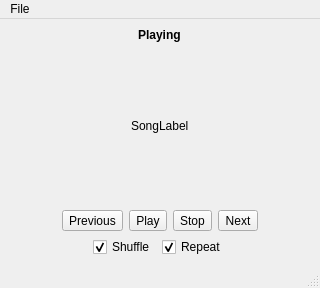
First picture: the form in design.ui, repository praetorg/pycli-music-player, before the edit.
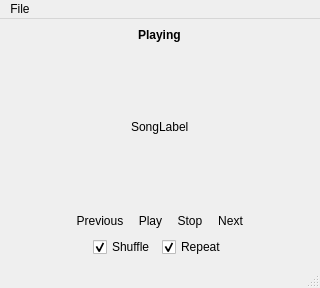
Second picture: the form after the edit. Icons and pictures are not drawn.

Commit message: Removed button outline/border and new icons for shuffle/repeat

```diff
--- a/design.ui
+++ b/design.ui
@@ -38,6 +38,13 @@
   <property name="layoutDirection">
    <enum>Qt::LeftToRight</enum>
   </property>
+  <property name="styleSheet">
+   <string notr="true">QToolButton 
+{
+	border: none;
+	outline: none;
+}</string>
+  </property>
   <widget class="QWidget" name="centralwidget">
    <property name="sizePolicy">
     <sizepolicy hsizetype="Minimum" vsizetype="Minimum">
@@ -182,6 +189,9 @@
           </item>
           <item>
            <widget class="QToolButton" name="nextButton">
+            <property name="styleSheet">
+             <string notr="true"/>
+            </property>
             <property name="text">
              <string>Next</string>
             </property>
```
Left out of the diff: 10 changed lines with no effect on the pictures. The commit also changes 7 other files.
